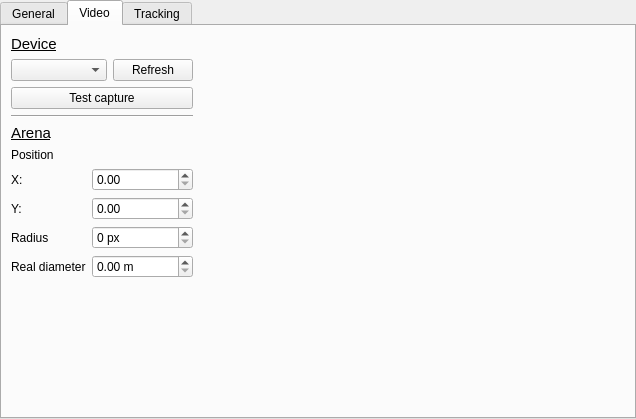
The window that configwindow.ui (fgu-cas/kachna-tracker) describes before a commit, drawn with Qt 5.
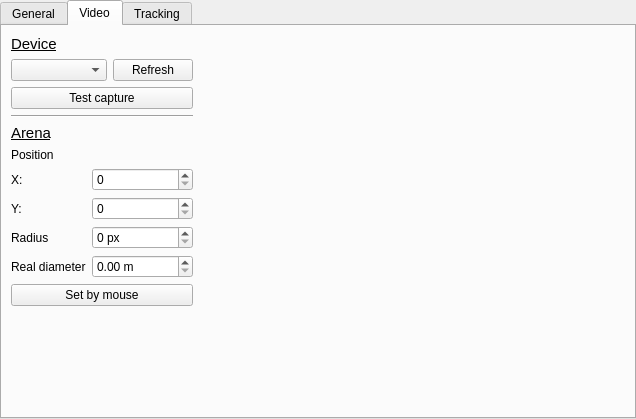
The same window after the commit. The open tabs and pages were chosen to show the change. Custom widgets are drawn as their Qt base class.

Commit message: add mask setting by mouse

The edit to the form file:
```diff
--- a/configwindow.ui
+++ b/configwindow.ui
@@ -458,42 +458,28 @@
           </property>
          </widget>
         </item>
-        <item row="2" column="0">
+        <item row="3" column="0">
          <widget class="QLabel" name="label_25">
           <property name="text">
            <string>X:</string>
           </property>
          </widget>
         </item>
-        <item row="2" column="1">
-         <widget class="QDoubleSpinBox" name="maskXBox">
-          <property name="maximum">
-           <double>9999.989999999999782</double>
-          </property>
-         </widget>
-        </item>
-        <item row="3" column="0">
+        <item row="4" column="0">
          <widget class="QLabel" name="label_26">
           <property name="text">
            <string>Y:</string>
           </property>
          </widget>
         </item>
-        <item row="3" column="1">
-         <widget class="QDoubleSpinBox" name="maskYBox">
-          <property name="maximum">
-           <double>9999.989999999999782</double>
-          </property>
-         </widget>
-        </item>
-        <item row="4" column="0">
+        <item row="5" column="0">
          <widget class="QLabel" name="label_28">
           <property name="text">
            <string>Radius</string>
           </property>
          </widget>
         </item>
-        <item row="4" column="1">
+        <item row="5" column="1">
          <widget class="QSpinBox" name="maskRadiusBox">
           <property name="suffix">
            <string> px</string>
@@ -503,22 +489,46 @@
           </property>
          </widget>
         </item>
-        <item row="5" column="0">
+        <item row="6" column="0">
          <widget class="QLabel" name="label_27">
           <property name="text">
            <string>Real diameter</string>
           </property>
          </widget>
         </item>
-        <item row="5" column="1">
+        <item row="6" column="1">
          <widget class="QDoubleSpinBox" name="arenaSizeBox">
           <property name="suffix">
            <string> m</string>
           </property>
          </widget>
         </item>
+        <item row="3" column="1">
+         <widget class="QSpinBox" name="maskXBox">
+          <property name="maximum">
+           <number>9999</number>
+          </property>
+         </widget>
+        </item>
+        <item row="4" column="1">
+         <widget class="QSpinBox" name="maskYBox">
+          <property name="maximum">
+           <number>9999</number>
+          </property>
+         </widget>
+        </item>
        </layout>
       </item>
+      <item>
+       <widget class="QPushButton" name="maskButton">
+        <property name="text">
+         <string>Set by mouse</string>
+        </property>
+        <property name="checkable">
+         <bool>true</bool>
+        </property>
+       </widget>
+      </item>
       <item>
        <spacer name="verticalSpacer">
         <property name="orientation">
@@ -535,7 +545,7 @@
      </layout>
     </item>
     <item>
-     <widget class="QLabel" name="videoLabel">
+     <widget class="MaskLabel" name="videoLabel">
       <property name="text">
        <string/>
       </property>
@@ -713,6 +723,13 @@
    </layout>
   </widget>
  </widget>
+ <customwidgets>
+  <customwidget>
+   <class>MaskLabel</class>
+   <extends>QLabel</extends>
+   <header>masklabel.h</header>
+  </customwidget>
+ </customwidgets>
  <resources/>
  <connections/>
 </ui>
```
The commit also changes 6 other files.
